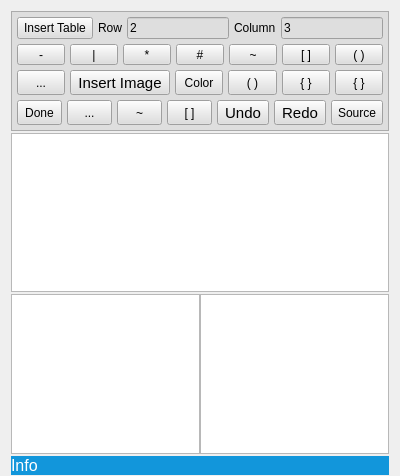
The window that src/dlgMemos.ui (ic005k/Knot-Legacy) describes before a commit, drawn with Qt 5.
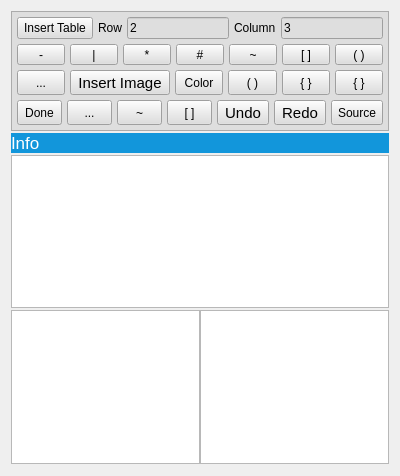
The same window after the commit. Icons and pictures are not drawn.

Commit message: Optimized the memo

Patch:
```diff
--- a/src/dlgMemos.ui
+++ b/src/dlgMemos.ui
@@ -18,7 +18,7 @@
     <number>2</number>
    </property>
    <property name="bottomMargin">
-    <number>1</number>
+    <number>12</number>
    </property>
    <item>
     <widget class="QFrame" name="frameFun">
@@ -614,6 +614,22 @@
      </layout>
     </widget>
    </item>
+   <item>
+    <widget class="QLabel" name="lblInfo">
+     <property name="font">
+      <font>
+       <pointsize>13</pointsize>
+      </font>
+     </property>
+     <property name="styleSheet">
+      <string notr="true">background-color: rgb(18, 150, 219);
+color: rgb(255, 255, 255);</string>
+     </property>
+     <property name="text">
+      <string>Info</string>
+     </property>
+    </widget>
+   </item>
    <item>
     <widget class="QTextEdit" name="textEdit"/>
    </item>
@@ -638,22 +654,6 @@
      </item>
     </layout>
    </item>
-   <item>
-    <widget class="QLabel" name="lblInfo">
-     <property name="font">
-      <font>
-       <pointsize>12</pointsize>
-      </font>
-     </property>
-     <property name="styleSheet">
-      <string notr="true">background-color: rgb(18, 150, 219);
-color: rgb(255, 255, 255);</string>
-     </property>
-     <property name="text">
-      <string>Info</string>
-     </property>
-    </widget>
-   </item>
   </layout>
  </widget>
  <resources>
```
The commit also changes 3 other files.
